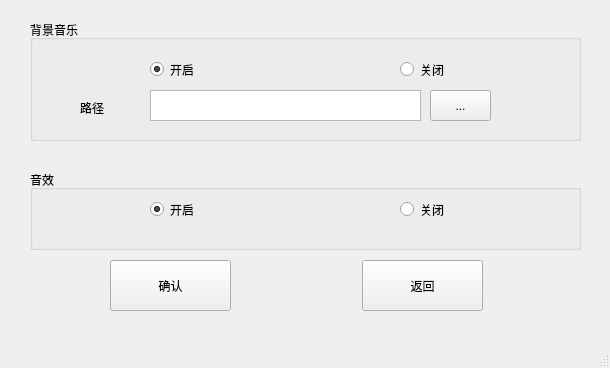
Qt form cmusicdlg.ui (wgananh/Formal_Brmal_Bejeweled) before a commit.
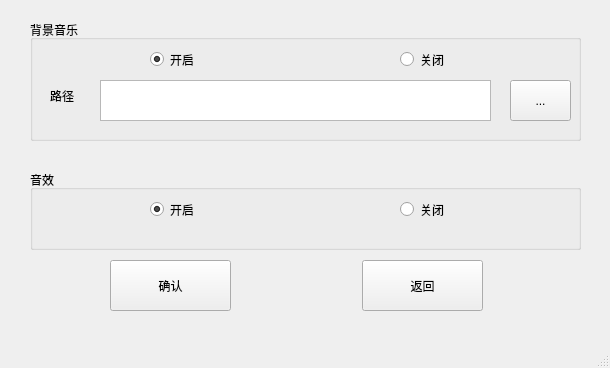
The same form after that commit. Icons and pictures are not drawn.

What changed in the file:
```diff
--- a/cmusicdlg.ui
+++ b/cmusicdlg.ui
@@ -33,7 +33,7 @@
      <property name="geometry">
       <rect>
        <x>120</x>
-       <y>40</y>
+       <y>30</y>
        <width>101</width>
        <height>19</height>
       </rect>
@@ -49,7 +49,7 @@
      <property name="geometry">
       <rect>
        <x>370</x>
-       <y>40</y>
+       <y>30</y>
        <width>110</width>
        <height>19</height>
       </rect>
@@ -61,20 +61,20 @@
     <widget class="QTextEdit" name="textEdit">
      <property name="geometry">
       <rect>
-       <x>120</x>
-       <y>70</y>
-       <width>271</width>
-       <height>31</height>
+       <x>70</x>
+       <y>60</y>
+       <width>391</width>
+       <height>41</height>
       </rect>
      </property>
     </widget>
     <widget class="QLabel" name="label">
      <property name="geometry">
       <rect>
-       <x>50</x>
-       <y>80</y>
-       <width>68</width>
-       <height>15</height>
+       <x>20</x>
+       <y>65</y>
+       <width>51</width>
+       <height>21</height>
       </rect>
      </property>
      <property name="text">
@@ -84,12 +84,15 @@
     <widget class="QToolButton" name="btn_path">
      <property name="geometry">
       <rect>
-       <x>400</x>
-       <y>70</y>
+       <x>480</x>
+       <y>60</y>
        <width>61</width>
-       <height>31</height>
+       <height>41</height>
       </rect>
      </property>
+     <property name="styleSheet">
+      <string notr="true">border-image: url(:/new/picture/pushbotton_background.png);</string>
+     </property>
      <property name="text">
       <string>...</string>
      </property>
```
